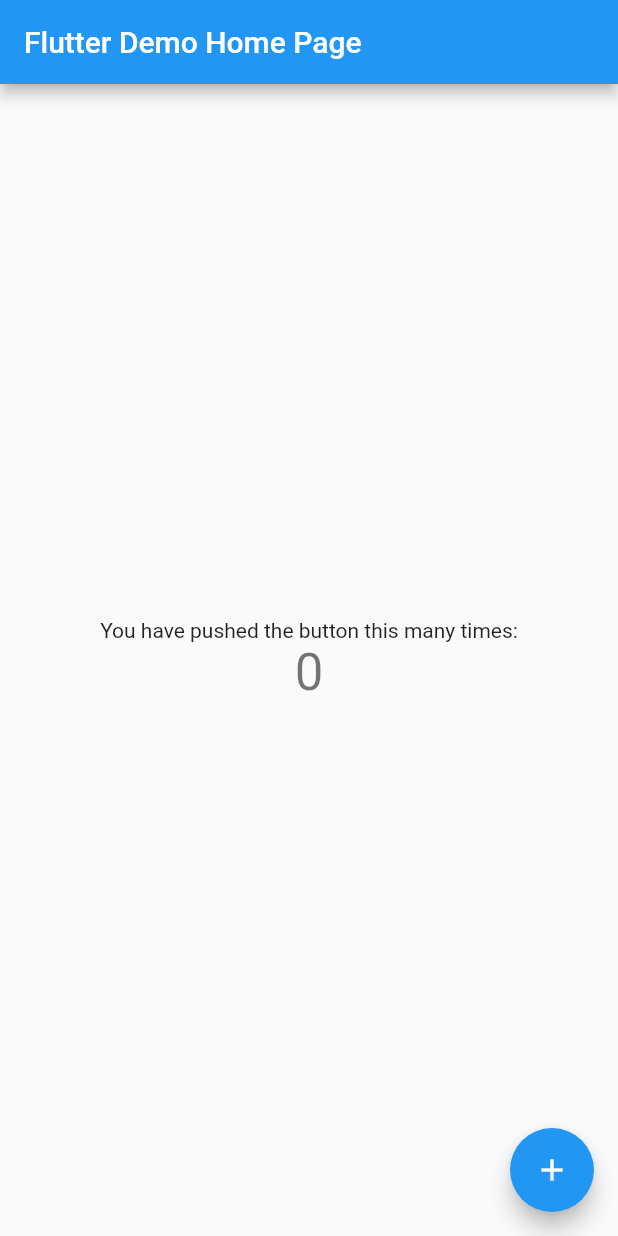
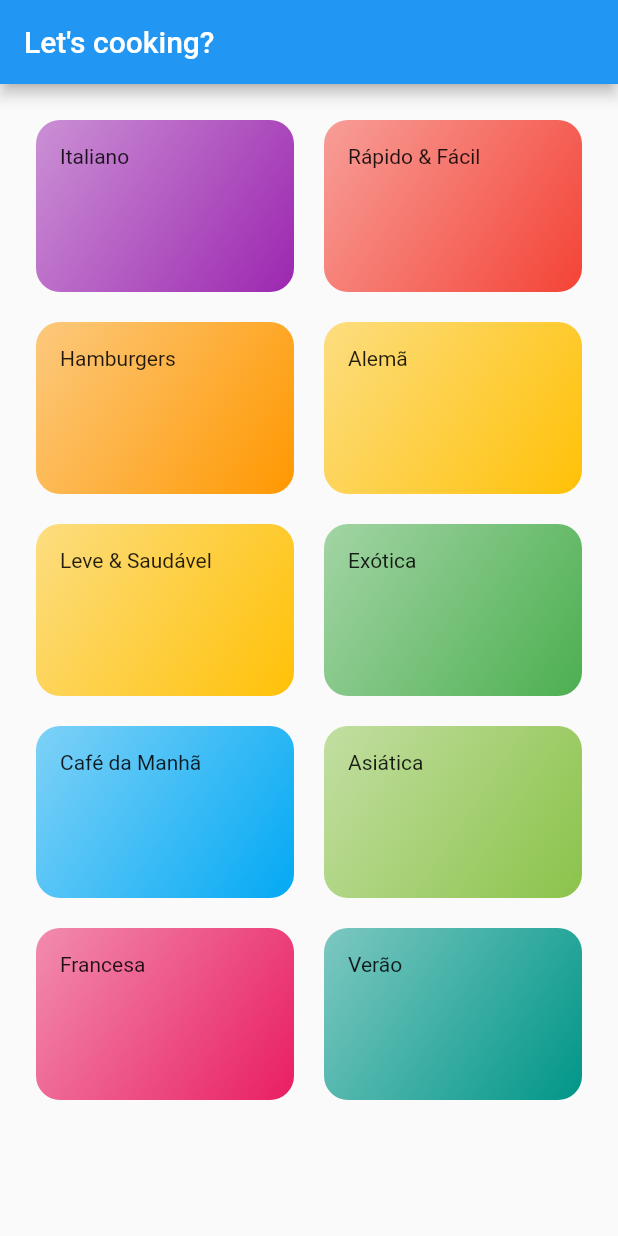
Before and after one commit to carlosfeliciojr/meals, a Flutter app: the screen it shows after launch, on a phone screen of 412 x 824 dp. Run offline on Flutter 3.47's test engine with Material 2 defaults, Android fonts, the phone set to English and light mode, and no system bars.

```diff
--- /dev/null
+++ b/lib/components/category_item.dart
@@ -0,0 +1,32 @@
+import 'package:flutter/material.dart';
+import 'package:meals/models/category.dart';
+
+class CategoryItem extends StatelessWidget {
+  const CategoryItem({
+    Key? key,
+    required this.category,
+  }) : super(key: key);
+
+  final Category category;
+
+  @override
+  Widget build(BuildContext context) {
+    return Container(
+      padding: EdgeInsets.all(16),
+      child: Text(
+        category.title,
+      ),
+      decoration: BoxDecoration(
+        borderRadius: BorderRadius.circular(16),
+        gradient: LinearGradient(
+          colors: [
+            category.color!.withOpacity(0.5),
+            category.color!,
+          ],
+          begin: Alignment.topLeft,
+          end: Alignment.bottomRight,
+        ),
+      ),
+    );
+  }
+}
--- /dev/null
+++ b/lib/data/dummy_data.dart
@@ -0,0 +1,56 @@
+import 'package:flutter/material.dart';
+
+import '../models/category.dart';
+
+const DUMMY_CATEGORIES = const [
+  Category(
+    id: 'c1',
+    title: 'Italiano',
+    color: Colors.purple,
+  ),
+  Category(
+    id: 'c2',
+    title: 'Rápido & Fácil',
+    color: Colors.red,
+  ),
+  Category(
+    id: 'c3',
+    title: 'Hamburgers',
+    color: Colors.orange,
+  ),
+  Category(
+    id: 'c4',
+    title: 'Alemã',
+    color: Colors.amber,
+  ),
+  Category(
+    id: 'c5',
+    title: 'Leve & Saudável',
+    color: Colors.amber,
+  ),
+  Category(
+    id: 'c6',
+    title: 'Exótica',
+    color: Colors.green,
+  ),
+  Category(
+    id: 'c7',
+    title: 'Café da Manhã',
+    color: Colors.lightBlue,
+  ),
+  Category(
+    id: 'c8',
+    title: 'Asiática',
+    color: Colors.lightGreen,
+  ),
+  Category(
+    id: 'c9',
+    title: 'Francesa',
+    color: Colors.pink,
+  ),
+  Category(
+    id: 'c10',
+    title: 'Verão',
+    color: Colors.teal,
+  ),
+];
--- a/lib/main.dart
+++ b/lib/main.dart
@@ -1,113 +1,17 @@
 import 'package:flutter/material.dart';
+import 'package:meals/screens/categories_screen.dart';
 
-void main() {
-  runApp(MyApp());
-}
+void main() => runApp(MyApp());
 
 class MyApp extends StatelessWidget {
-  // This widget is the root of your application.
   @override
   Widget build(BuildContext context) {
     return MaterialApp(
-      title: 'Flutter Demo',
+      title: 'DeliMeals',
       theme: ThemeData(
-        // This is the theme of your application.
-        //
-        // Try running your application with "flutter run". You'll see the
-        // application has a blue toolbar. Then, without quitting the app, try
-        // changing the primarySwatch below to Colors.green and then invoke
-        // "hot reload" (press "r" in the console where you ran "flutter run",
-        // or simply save your changes to "hot reload" in a Flutter IDE).
-        // Notice that the counter didn't reset back to zero; the application
-        // is not restarted.
         primarySwatch: Colors.blue,
       ),
-      home: MyHomePage(title: 'Flutter Demo Home Page'),
+      home: CategoriesScreen(),
     );
   }
 }
-
-class MyHomePage extends StatefulWidget {
-  MyHomePage({Key? key, required this.title}) : super(key: key);
-
-  // This widget is the home page of your application. It is stateful, meaning
-  // that it has a State object (defined below) that contains fields that affect
-  // how it looks.
-
-  // This class is the configuration for the state. It holds the values (in this
-  // case the title) provided by the parent (in this case the App widget) and
-  // used by the build method of the State. Fields in a Widget subclass are
-  // always marked "final".
-
-  final String title;
-
-  @override
-  _MyHomePageState createState() => _MyHomePageState();
-}
-
-class _MyHomePageState extends State<MyHomePage> {
-  int _counter = 0;
-
-  void _incrementCounter() {
-    setState(() {
-      // This call to setState tells the Flutter framework that something has
-      // changed in this State, which causes it to rerun the build method below
-      // so that the display can reflect the updated values. If we changed
-      // _counter without calling setState(), then the build method would not be
-      // called again, and so nothing would appear to happen.
-      _counter++;
-    });
-  }
-
-  @override
-  Widget build(BuildContext context) {
-    // This method is rerun every time setState is called, for instance as done
-    // by the _incrementCounter method above.
-    //
-    // The Flutter framework has been optimized to make rerunning build methods
-    // fast, so that you can just rebuild anything that needs updating rather
-    // than having to individually change instances of widgets.
-    return Scaffold(
-      appBar: AppBar(
-        // Here we take the value from the MyHomePage object that was created by
-        // the App.build method, and use it to set our appbar title.
-        title: Text(widget.title),
-      ),
-      body: Center(
-        // Center is a layout widget. It takes a single child and positions it
-        // in the middle of the parent.
-        child: Column(
-          // Column is also a layout widget. It takes a list of children and
-          // arranges them vertically. By default, it sizes itself to fit its
-          // children horizontally, and tries to be as tall as its parent.
-          //
-          // Invoke "debug painting" (press "p" in the console, choose the
-          // "Toggle Debug Paint" action from the Flutter Inspector in Android
-          // Studio, or the "Toggle Debug Paint" command in Visual Studio Code)
-          // to see the wireframe for each widget.
-          //
-          // Column has various properties to control how it sizes itself and
-          // how it positions its children. Here we use mainAxisAlignment to
-          // center the children vertically; the main axis here is the vertical
-          // axis because Columns are vertical (the cross axis would be
-          // horizontal).
-          mainAxisAlignment: MainAxisAlignment.center,
-          children: <Widget>[
-            Text(
-              'You have pushed the button this many times:',
-            ),
-            Text(
-              '$_counter',
-              style: Theme.of(context).textTheme.headline4,
-            ),
-          ],
-        ),
-      ),
-      floatingActionButton: FloatingActionButton(
-        onPressed: _incrementCounter,
-        tooltip: 'Increment',
-        child: Icon(Icons.add),
-      ), // This trailing comma makes auto-formatting nicer for build methods.
-    );
-  }
-}
--- /dev/null
+++ b/lib/models/category.dart
@@ -0,0 +1,13 @@
+import 'package:flutter/material.dart';
+
+class Category {
+  const Category({
+    required this.id,
+    required this.title,
+    this.color = Colors.orange,
+  });
+
+  final String id;
+  final String title;
+  final Color? color;
+}
--- /dev/null
+++ b/lib/screens/categories_screen.dart
@@ -0,0 +1,32 @@
+import 'package:flutter/material.dart';
+import 'package:meals/components/category_item.dart';
+import 'package:meals/data/dummy_data.dart';
+
+class CategoriesScreen extends StatelessWidget {
+  const CategoriesScreen({Key? key}) : super(key: key);
+
+  @override
+  Widget build(BuildContext context) {
+    return Scaffold(
+      appBar: AppBar(
+        title: Text(
+          "Let's cooking?",
+        ),
+      ),
+      body: Padding(
+        padding: const EdgeInsets.all(24),
+        child: GridView(
+          gridDelegate: SliverGridDelegateWithMaxCrossAxisExtent(
+            maxCrossAxisExtent: 200,
+            childAspectRatio: 3 / 2,
+            crossAxisSpacing: 20,
+            mainAxisSpacing: 20,
+          ),
+          children: DUMMY_CATEGORIES.map((category) {
+            return CategoryItem(category: category);
+          }).toList(),
+        ),
+      ),
+    );
+  }
+}
```
Also changed, not shown: pubspec.yaml (+18 -14 lines), assets/fonts/Raleway-Black.ttf (added), assets/fonts/Raleway-Bold.ttf (added), assets/fonts/Raleway-Regular.ttf (added), assets/fonts/RobotoCondensed-Bold.ttf (added), assets/fonts/RobotoCondensed-Italic.ttf (added), assets/fonts/RobotoCondensed-Light.ttf (added), assets/fonts/RobotoCondensed-Regular.ttf (added).
